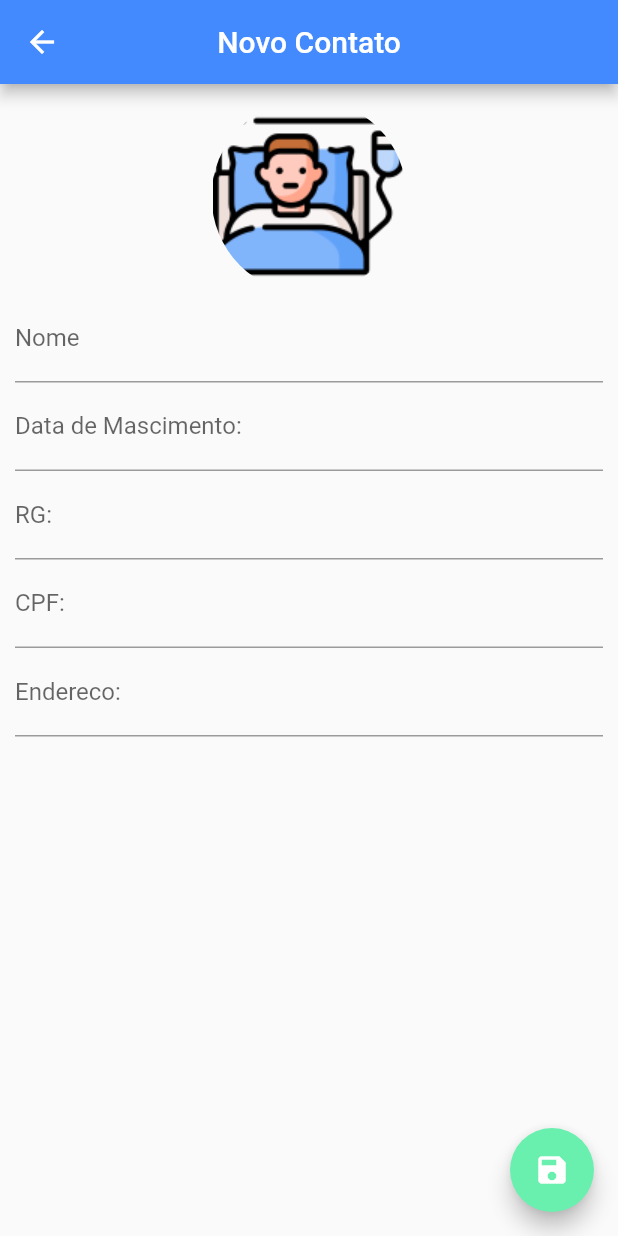
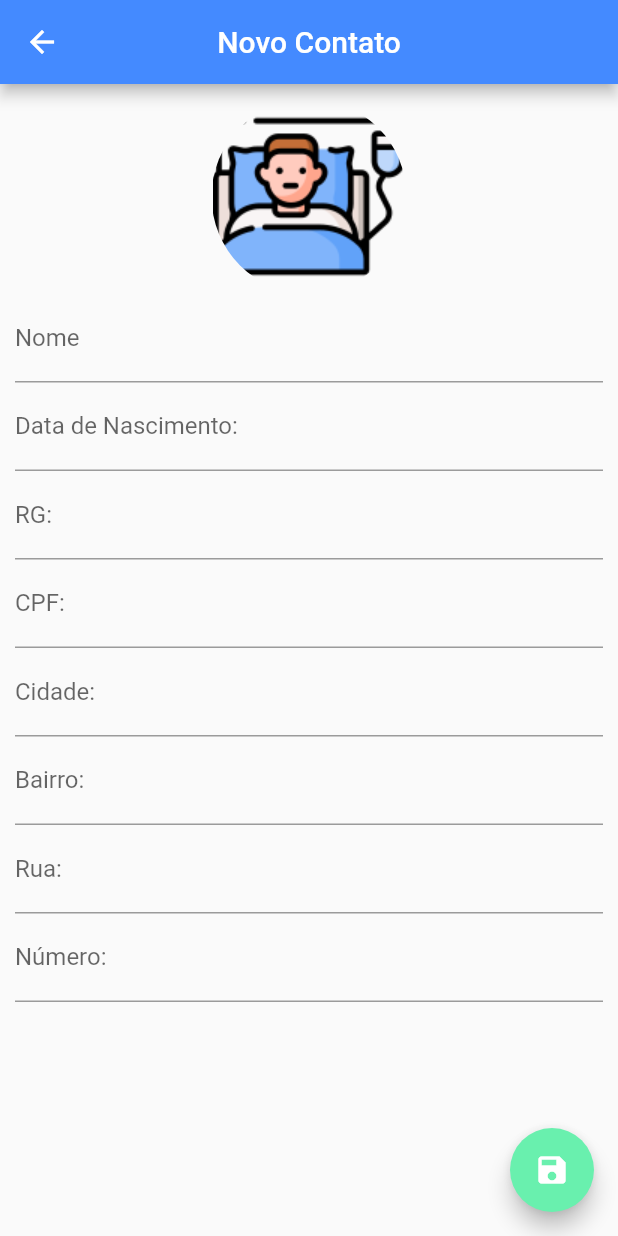
Before and after one commit to harrison-santos/FlutterProjects, a Flutter app: the PacientePage screen opened directly, on a phone screen of 412 x 824 dp. Run offline on Flutter 3.47's test engine with Material 2 defaults, Android fonts, the phone set to English and light mode, and no system bars; our stand-ins replace share, sqflite, transparent_image; accounts and stored records are empty.

Commit message:
Ajustes nos campos das entidades

```diff
--- a/projeto_clinica/lib/helpers/db_connection.dart
+++ b/projeto_clinica/lib/helpers/db_connection.dart
@@ -47,10 +47,16 @@ final String receita_medica_fields = "id INTEGER PRIMARY KEY, descricao TEXT, da
     "consulta_id INTEGER, "
     "FOREIGN KEY(consulta_id) REFERENCES consulta(id)";
 final String formas_pagamento_fields = "id INTEGER PRIMARY KEY, descricao TEXT";
-final String paciente_fields = "id INTEGER PRIMARY KEY AUTOINCREMENT, nome TEXT, dt_nascimento TEXT, rg TEXT, cpf TEXT, "
-    "endereco_id TEXT ";
+final String paciente_fields = "id INTEGER PRIMARY KEY AUTOINCREMENT, "
+    "nome TEXT, "
+    "dt_nascimento TEXT, "
+    "rg TEXT, cpf TEXT, "
+    "cidade TEXT,"
+    "bairro TEXT,"
+    "rua TEXT,"
+    "numero TEXT";
 final String requisicao_exame_fields = "id INTEGER PRIMARY KEY, descricao TEXT, data DATE";
-final String endereco_fields = "id INTEGER PRIMARY KEY, rua TEXT, bairro TEXT, numero TEXT";
+//final String endereco_fields = "id INTEGER PRIMARY KEY, rua TEXT, bairro TEXT, numero TEXT";
 //
 
 class CustomDatabaseConnection{
@@ -58,7 +64,7 @@ class CustomDatabaseConnection{
 
   Future<Database> initDb() async{
     final databasesPath = await getDatabasesPath();
-    final path = join(databasesPath, "user2.db");
+    final path = join(databasesPath, "user4.db");
 
     return await openDatabase(
         path,
@@ -75,7 +81,7 @@ class CustomDatabaseConnection{
           await db.execute("CREATE TABLE $formas_pagamentoTable($formas_pagamento_fields)");
           await db.execute("CREATE TABLE $pacienteTable($paciente_fields)");
           await db.execute("CREATE TABLE $requisicao_exameTable($requisicao_exame_fields)");
-          await db.execute("CREATE TABLE $enderecoTable($endereco_fields)");
+          //await db.execute("CREATE TABLE $enderecoTable($endereco_fields)");
         });
   }//END FUNCTION
 
--- a/projeto_clinica/lib/helpers/paciente_helper.dart
+++ b/projeto_clinica/lib/helpers/paciente_helper.dart
@@ -14,7 +14,7 @@ class PacienteHelper {
   Future<Paciente> readPaciente(int id) async {
     Database db = await _dbConn.getDb;
     List<Map> maps = await db.query(pacienteTable,
-      columns: ["id", "nome", "dt_nascimento", "rg", "cpf", "endereco_id"],
+      columns: ["id", "nome", "dt_nascimento", "rg", "cpf", "cidade", "bairro", "numero", "numero"],
       where: "id = ?",
       whereArgs: [id]
     );
@@ -61,7 +61,10 @@ class Paciente{
   String dt_nascimento;
   String rg;
   String cpf;
-  String endereco_id;//FOREIGN KEY
+  String cidade;
+  String bairro;
+  String rua;
+  String numero;//FOREIGN KEY
 
   Paciente(){}
 
@@ -71,7 +74,10 @@ class Paciente{
     dt_nascimento = map["dt_nascimento"];
     rg = map["rg"];
     cpf = map["cpf"];
-    endereco_id = map["endereco_id"];
+    cidade = map["cidade"];
+    bairro = map["bairro"];
+    rua = map["rua"];
+    numero = map["numero"];
   }
 
   Map toMap(){
@@ -81,14 +87,17 @@ class Paciente{
       "dt_nascimento": dt_nascimento,
       "rg": rg,
       "cpf": cpf,
-      "endereco_id": endereco_id
+      "cidade": cidade,
+      "bairro": bairro,
+      "rua": rua,
+      "numero": numero
     };
     return map;
   }
 
   @override
   String toString() {
-    return "{ID: $id; Nome: $nome; DT: $dt_nascimento; RG: $rg; CPF: $cpf; Endereco: $endereco_id}";
+    return "{ID: $id; Nome: $nome; DT: $dt_nascimento; RG: $rg; CPF: $cpf;}";
   }
 
 
--- a/projeto_clinica/lib/main.dart
+++ b/projeto_clinica/lib/main.dart
@@ -11,7 +11,7 @@ import 'package:projetoclinica/ui/especialidade/cadastro_especialidade.dart';
 void main(){
   runApp(MaterialApp(
     debugShowCheckedModeBanner: false,
-    home: HomePage()
+    home: LoginPage()
   ));
 
 
--- a/projeto_clinica/lib/ui/cobertura/cadastro_cobertura.dart
+++ b/projeto_clinica/lib/ui/cobertura/cadastro_cobertura.dart
@@ -11,11 +11,11 @@ class _CadastroCoberturaState extends State<CadastroCobertura> {
 
   @override
   void initState()  {
-    /*
+
     Cobertura cobertura = Cobertura();
-    cobertura.descricao = "Golden Edition";
+    cobertura.descricao = "Plano Diamante";
     coberturaHelper.createCobertura(cobertura);
-    */
+
     /*
     coberturaHelper.readCobertura(1).then((p1){
       p1.descricao = "Seu plano tem cobertura";
--- a/projeto_clinica/lib/ui/consulta/consulta_page.dart
+++ b/projeto_clinica/lib/ui/consulta/consulta_page.dart
@@ -197,7 +197,7 @@ class _ConsultaPageState extends State<ConsultaPage> {
       pacienteHelper.getAllPaciente().then((list){
         setState(() {
           listaPacientes = list;
-          if (_editedConsulta == null){
+          if (_editedConsulta.paciente_id == null){
             setState(() {
               dropdownPacientes = listaPacientes.first.nome;
               _editedConsulta.paciente_id = listaPacientes.first.id;
--- a/projeto_clinica/lib/ui/especialidade/cadastro_especialidade.dart
+++ b/projeto_clinica/lib/ui/especialidade/cadastro_especialidade.dart
@@ -12,14 +12,14 @@ class _CadastroEspecialidadeState extends State<CadastroEspecialidade> {
   @override
   void initState()  {
     //CREATE
-    /*
+
     Especialidade especialidade = Especialidade("Cardiologista");
     especialidadeHelper.createEspecialidade(especialidade);
     especialidade = Especialidade("Dermatologista");
     especialidadeHelper.createEspecialidade(especialidade);
     especialidade = Especialidade("Psiquiatra");
     especialidadeHelper.createEspecialidade(especialidade);
-    */
+
 
 
     //
--- a/projeto_clinica/lib/ui/paciente/paciente_listagem.dart
+++ b/projeto_clinica/lib/ui/paciente/paciente_listagem.dart
@@ -101,7 +101,11 @@ class _ListagemPacienteState extends State<ListagemPaciente> {
                     Text("Nascimento: ${pacientes[index].dt_nascimento}"),
                     Text("RG: ${pacientes[index].rg}"),
                     Text("CPF: ${pacientes[index].cpf}"),
-                    Text("Endereco: ${pacientes[index].endereco_id.toString()}")
+                    //Text("Endereco: ${pacientes[index].endereco_id.toString()}"),
+                    Text("Cidade: ${pacientes[index].cidade}"),
+                    Text("Bairro: ${pacientes[index].bairro}"),
+                    Text("Rua: ${pacientes[index].rua}"),
+                    Text("Número: ${pacientes[index].numero}"),
                   ],
                 ),
               ),
--- a/projeto_clinica/lib/ui/paciente/paciente_page.dart
+++ b/projeto_clinica/lib/ui/paciente/paciente_page.dart
@@ -20,7 +20,11 @@ class _PacientePageState extends State<PacientePage> {
   final _dtNascimentoController = TextEditingController();
   final _rgController = TextEditingController();
   final _cpfController = TextEditingController();
-  final _enderecoController = TextEditingController();
+  //final _enderecoController = TextEditingController();
+  final _cidadeController = TextEditingController();
+  final _bairroController = TextEditingController();
+  final _ruaController = TextEditingController();
+  final _numeroController = TextEditingController();
 
   final _nomeFocus = FocusNode();
 
@@ -36,7 +40,11 @@ class _PacientePageState extends State<PacientePage> {
       _dtNascimentoController.text = _editedPaciente.dt_nascimento;
       _rgController.text = _editedPaciente.rg;
       _cpfController.text = _editedPaciente.cpf;
-      _enderecoController.text = _editedPaciente.endereco_id;
+      //_enderecoController.text = _editedPaciente.endereco_id;
+      _cidadeController.text = _editedPaciente.cidade;
+      _bairroController.text = _editedPaciente.bairro;
+      _ruaController.text = _editedPaciente.rua;
+      _numeroController.text = _editedPaciente.numero;
     }
   }
 
@@ -77,7 +85,7 @@ class _PacientePageState extends State<PacientePage> {
             ),
             TextField(
               controller: _dtNascimentoController,
-              decoration: InputDecoration(labelText: "Data de Mascimento: "),
+              decoration: InputDecoration(labelText: "Data de Nascimento: "),
               onChanged: (text){
                 _userEdited = true;
                 _editedPaciente.dt_nascimento = text;
@@ -101,13 +109,36 @@ class _PacientePageState extends State<PacientePage> {
               },
             ),
             TextField(
-              controller: _enderecoController,
-              decoration: InputDecoration(labelText: "Endereco: "),
+              controller: _cidadeController,
+              decoration: InputDecoration(labelText: "Cidade: "),
               onChanged: (text){
                 _userEdited = true;
-                _editedPaciente.endereco_id = "1";
+                _editedPaciente.cidade = text;
               },
-              keyboardType: TextInputType.number,
+            ),
+            TextField(
+              controller: _bairroController,
+              decoration: InputDecoration(labelText: "Bairro: "),
+              onChanged: (text){
+                _userEdited = true;
+                _editedPaciente.bairro = text;
+              },
+            ),
+            TextField(
+              controller: _ruaController,
+              decoration: InputDecoration(labelText: "Rua: "),
+              onChanged: (text){
+                _userEdited = true;
+                _editedPaciente.rua = text;
+              },
+            ),
+            TextField(
+              controller: _numeroController,
+              decoration: InputDecoration(labelText: "Número: "),
+              onChanged: (text){
+                _userEdited = true;
+                _editedPaciente.numero = text;
+              },
             ),
           ],
         ),
```
Also changed, not shown: projeto_clinica/lib/ui/consulta/consulta_listagem.dart (+45 -3 lines), projeto_clinica/lib/ui/medico/medico_listagem.dart (+15 -1 lines).
